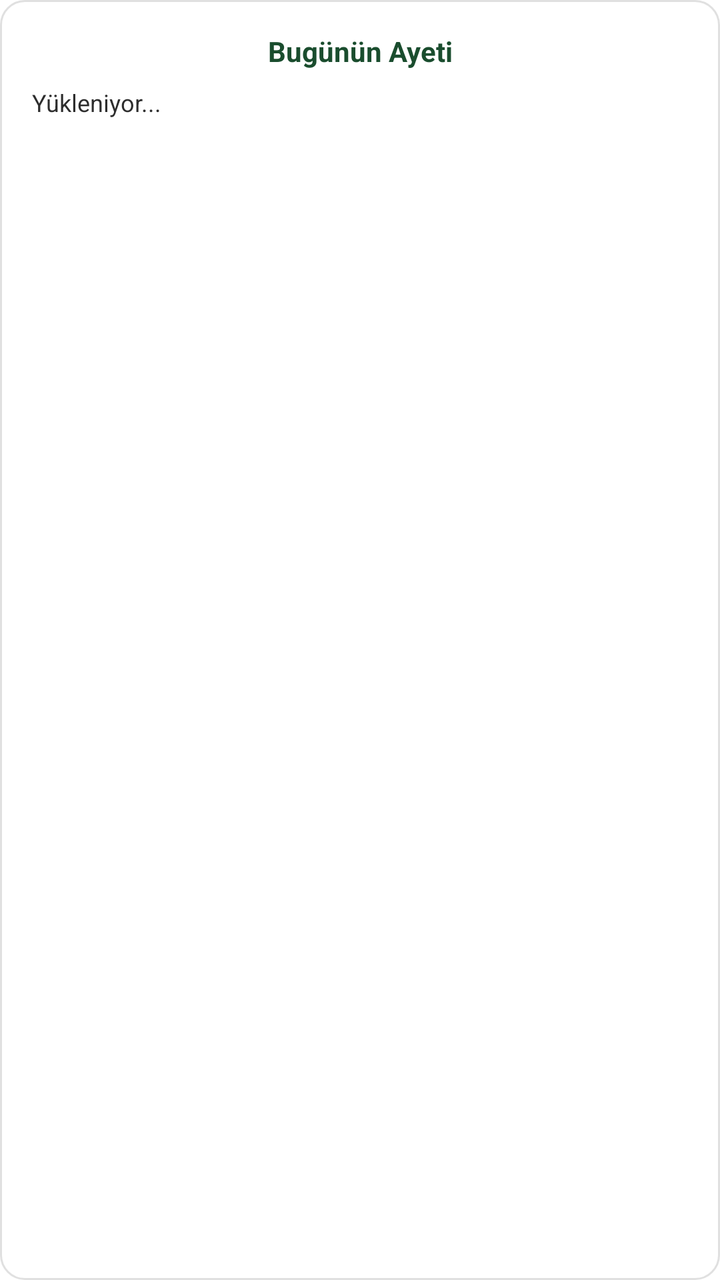
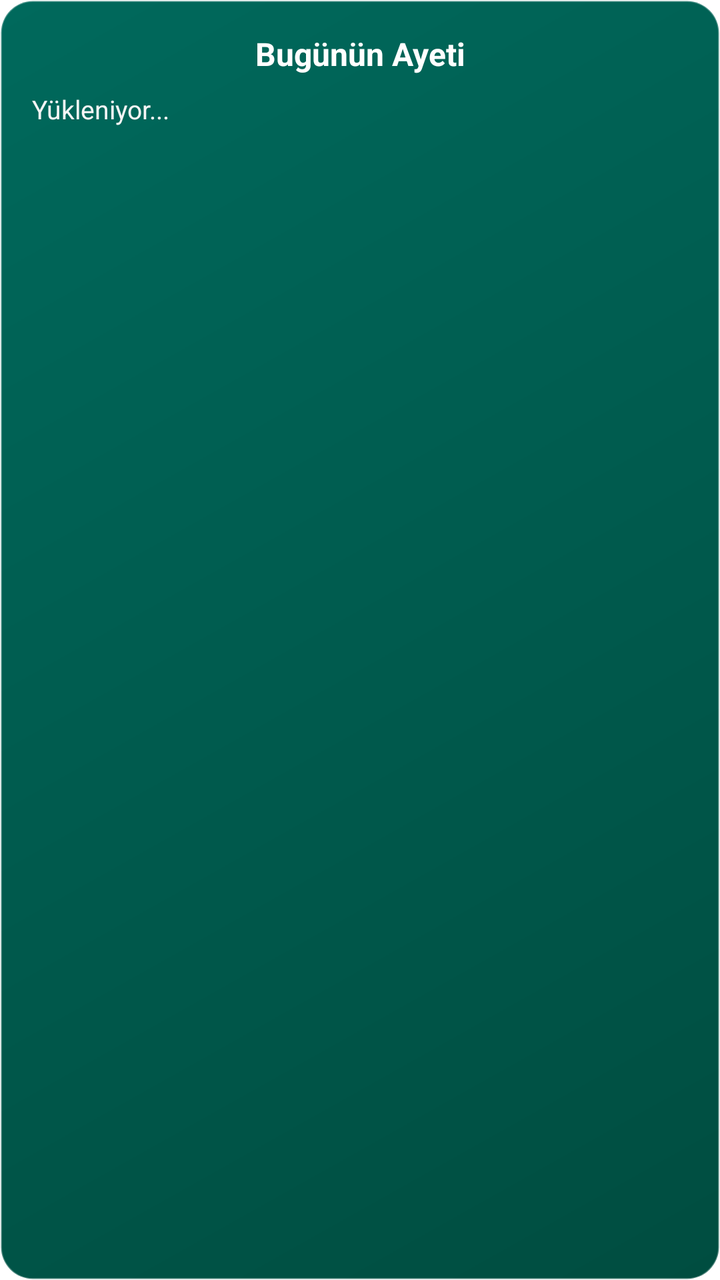

The first picture is an Android layout as it rendered before a commit; the second is the same layout after the commit. The layout source and the unified diff follow.
<!-- AndroidManifest.xml: fallback theme Theme.MaterialComponents.DayNight.NoActionBar -->
<!-- res/layout/ayet_widget.xml -->
<?xml version="1.0" encoding="utf-8"?>
<LinearLayout xmlns:android="http://schemas.android.com/apk/res/android"
    android:id="@+id/ayet_widget_container"
    android:layout_width="match_parent"
    android:layout_height="match_parent"
    android:background="@drawable/widget_background"
    android:orientation="vertical"
    android:padding="16dp">

    <TextView
        android:id="@+id/ayet_title"
        android:layout_width="match_parent"
        android:layout_height="wrap_content"
        android:text="Bugünün Ayeti"
        android:textColor="#1a4d2e"
        android:textSize="14sp"
        android:textStyle="bold"
        android:gravity="center"
        android:layout_marginBottom="8dp" />

    <TextView
        android:id="@+id/ayet_content"
        android:layout_width="match_parent"
        android:layout_height="0dp"
        android:layout_weight="1"
        android:text="Yükleniyor..."
        android:textColor="#2d2d2d"
        android:textSize="12sp"
        android:lineSpacingExtra="2dp"
        android:layout_marginBottom="8dp" />

    <TextView
        android:id="@+id/ayet_source"
        android:layout_width="match_parent"
        android:layout_height="wrap_content"
        android:text=""
        android:textColor="#666666"
        android:textSize="10sp"
        android:textStyle="italic"
        android:gravity="end" />

</LinearLayout>
<!-- resources referenced by this layout -->
<resources>
  <!-- drawable widget_background (drawable) -->
  <?xml version="1.0" encoding="utf-8"?>
  <shape xmlns:android="http://schemas.android.com/apk/res/android">
      <solid android:color="#ffffff" />
      <corners android:radius="12dp" />
      <stroke android:width="1dp" android:color="#e0e0e0" />
      <padding 
          android:left="8dp"
          android:top="8dp"
          android:right="8dp"
          android:bottom="8dp" />
  </shape>
</resources>

<!-- the commit's change to res/layout/ayet_widget.xml (unified diff, before → after) -->
@@ -1,4 +1,4 @@
-<?xml version="1.0" encoding="utf-8"?>
+﻿<?xml version="1.0" encoding="utf-8"?>
 <LinearLayout xmlns:android="http://schemas.android.com/apk/res/android"
     android:id="@+id/ayet_widget_container"
     android:layout_width="match_parent"
@@ -12,8 +12,8 @@
         android:layout_width="match_parent"
         android:layout_height="wrap_content"
         android:text="Bugünün Ayeti"
-        android:textColor="#1a4d2e"
-        android:textSize="14sp"
+        android:textColor="#FFFFFF"
+        android:textSize="16sp"
         android:textStyle="bold"
         android:gravity="center"
         android:layout_marginBottom="8dp" />
@@ -24,9 +24,9 @@
         android:layout_height="0dp"
         android:layout_weight="1"
         android:text="Yükleniyor..."
-        android:textColor="#2d2d2d"
-        android:textSize="12sp"
-        android:lineSpacingExtra="2dp"
+        android:textColor="#F5F5F5"
+        android:textSize="13sp"
+        android:lineSpacingExtra="3dp"
         android:layout_marginBottom="8dp" />
 
     <TextView
@@ -34,8 +34,8 @@
         android:layout_width="match_parent"
         android:layout_height="wrap_content"
         android:text=""
-        android:textColor="#666666"
-        android:textSize="10sp"
+        android:textColor="#B2DFDB"
+        android:textSize="11sp"
         android:textStyle="italic"
         android:gravity="end" />
 
<!-- resource entries referenced after the edit -->
@@ -3,14 +3,17 @@
   <!-- drawable widget_background (drawable) -->
   <?xml version="1.0" encoding="utf-8"?>
   <shape xmlns:android="http://schemas.android.com/apk/res/android">
-      <solid android:color="#ffffff" />
-      <corners android:radius="12dp" />
-      <stroke android:width="1dp" android:color="#e0e0e0" />
-      <padding 
-          android:left="8dp"
-          android:top="8dp"
-          android:right="8dp"
-          android:bottom="8dp" />
+      <gradient
+          android:startColor="#00695C"
+          android:endColor="#004D40"
+          android:angle="315" />
+      <corners android:radius="16dp" />
+      <stroke android:width="1dp" android:color="#4DFFFFFF" />
+      <padding
+          android:left="12dp"
+          android:top="12dp"
+          android:right="12dp"
+          android:bottom="12dp" />
   </shape>
 </resources>
 
